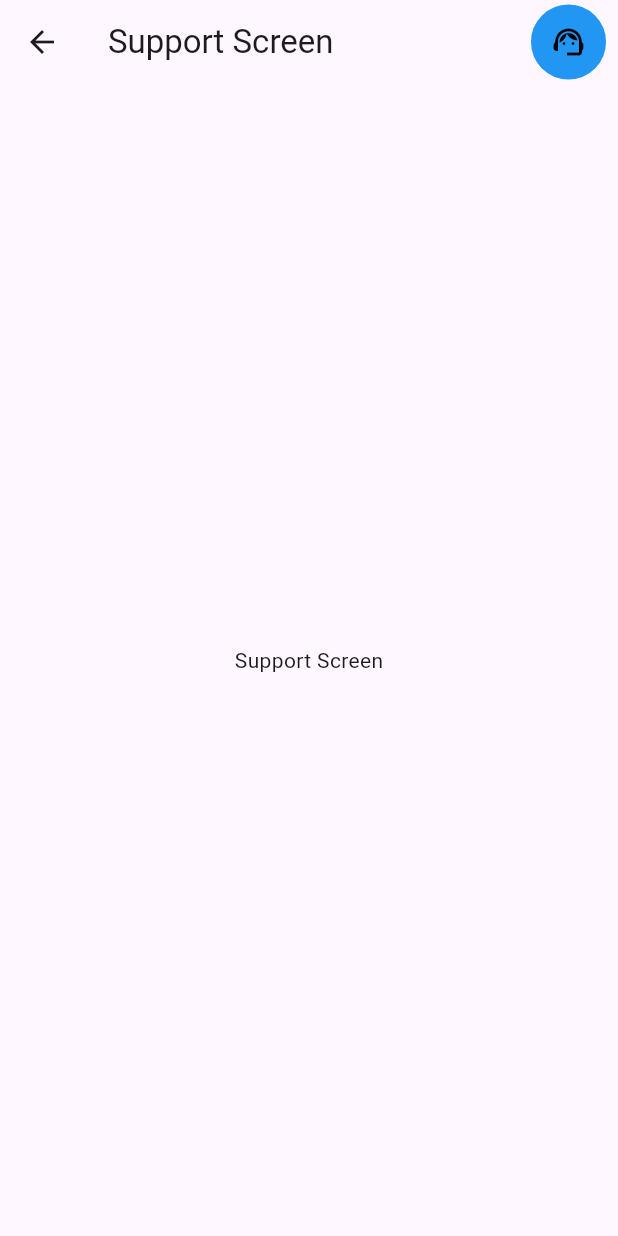
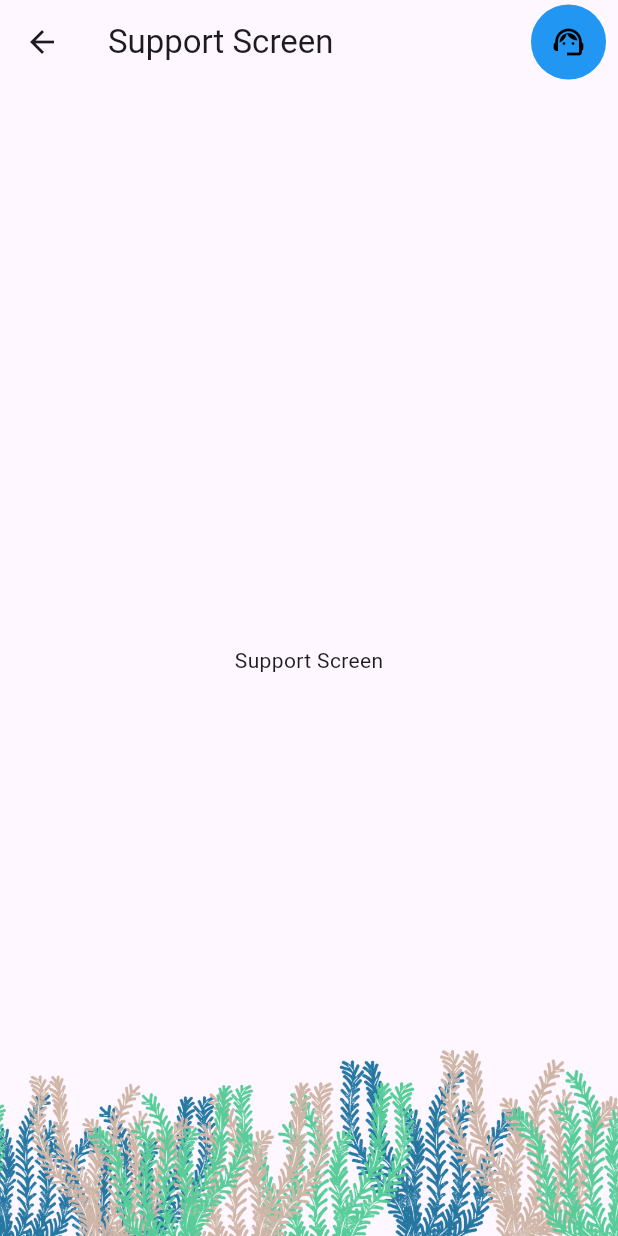
Before and after one commit to annevogel13/seebot, a Flutter app: the ShowArea screen opened by its route, after a tap on the "support agent" icon, on a phone screen of 412 x 824 dp. Run offline on Flutter 3.47's test engine with Material 3 defaults, Android fonts, the phone set to English and light mode, and no system bars; our stand-ins replace geolocator, google_maps_flutter.

Commit message:
Adding background on all the screens

```diff
--- /dev/null
+++ b/lib/components/universal_background.dart
@@ -0,0 +1,24 @@
+
+import 'package:flutter/material.dart';
+
+class UniversalBackground extends StatelessWidget{
+
+  const UniversalBackground({super.key, required this.child});
+
+  final Widget child;
+
+  @override
+  Widget build(BuildContext context) {
+
+    return DecoratedBox(
+        decoration: BoxDecoration(
+          image: DecorationImage(
+            image: AssetImage('assets/images/background.png'),
+            fit: BoxFit.cover,
+          ),
+
+          ),
+          child : child
+          );
+  }
+}
--- a/lib/screens/showing_areas_screen.dart
+++ b/lib/screens/showing_areas_screen.dart
@@ -1,19 +1,22 @@
 import 'package:flutter/material.dart';
 import 'package:seebot/components/universal_appbar.dart';
+import 'package:seebot/components/universal_background.dart';
 
 class ShowArea extends StatelessWidget {
   const ShowArea({super.key});
 
   @override
   Widget build(BuildContext context) {
-    return const  Scaffold(
+    return const Scaffold(
       appBar: UniversalAppBar(title: 'Showing Areas'),
-      body: Center(
-        child: Column(
-          mainAxisAlignment: MainAxisAlignment.center,
-          children: <Widget>[
-            Text('Showing Areas'),
-          ],
+      body: UniversalBackground(
+        child: Center(
+          child: Column(
+            mainAxisAlignment: MainAxisAlignment.center,
+            children: <Widget>[
+              Text('Showing Areas'),
+            ],
+          ),
         ),
       ),
     );
--- a/lib/screens/support_screen.dart
+++ b/lib/screens/support_screen.dart
@@ -1,5 +1,6 @@
 import 'package:flutter/material.dart';
 import 'package:seebot/components/universal_appbar.dart';
+import 'package:seebot/components/universal_background.dart';
 
 class SupportScreen extends StatelessWidget {
   const SupportScreen({super.key});
@@ -8,12 +9,14 @@ class SupportScreen extends StatelessWidget {
   Widget build(BuildContext context) {
     return const Scaffold(
       appBar: UniversalAppBar(title: 'Support Screen'),
-      body: Center(
-        child: Column(
-          mainAxisAlignment: MainAxisAlignment.center,
-          children: <Widget>[
-            Text('Support Screen'),
-          ],
+      body: UniversalBackground(
+        child: Center(
+          child: Column(
+            mainAxisAlignment: MainAxisAlignment.center,
+            children: <Widget>[
+              Text('Support Screen'),
+            ],
+          ),
         ),
       ),
     );
--- a/pubspec.yaml
+++ b/pubspec.yaml
@@ -2,7 +2,7 @@ name: seebot
 description: "A new Flutter project."
 # The following line prevents the package from being accidentally published to
 # pub.dev using `flutter pub publish`. This is preferred for private packages.
-publish_to: 'none' # Remove this line if you wish to publish to pub.dev
+publish_to: "none" # Remove this line if you wish to publish to pub.dev
 
 # The following defines the version and build number for your application.
 # A version number is three numbers separated by dots, like 1.2.43
@@ -34,6 +34,7 @@ dependencies:
   uuid: ^4.5.1
   geolocator: ^13.0.2
   google_maps_flutter: ^2.10.0
+  flutter_svg: ^2.0.16
 
 dev_dependencies:
   flutter_test:
@@ -41,9 +42,8 @@ dev_dependencies:
 
   flutter_lints: ^5.0.0
 
-
 flutter:
   uses-material-design: true
 
   assets:
-    - assets/
+    - assets/images/background.png
```
Also changed, not shown: lib/components/signup_component.dart (renamed from lib/screens/signup_screen.dart, +7 -1 lines), lib/screens/dashboard_screen.dart (+4 -3 lines), lib/screens/login_screen.dart (+13 -16 lines), lib/screens/working_area_screen.dart (+7 -6 lines), assets/images/background.png (added), pubspec.lock.
